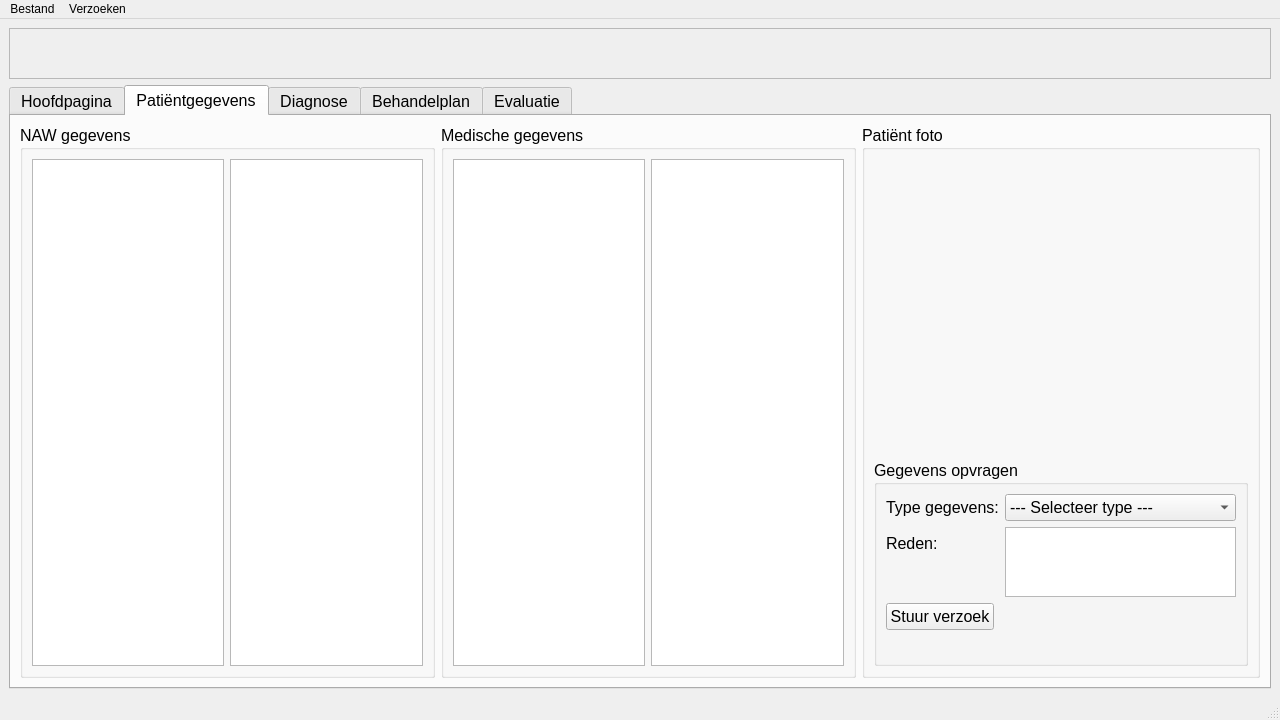
Above: ui/mainwindow.ui from blu3beri/MNNU-Desktop before the change. Below: the same form after it.
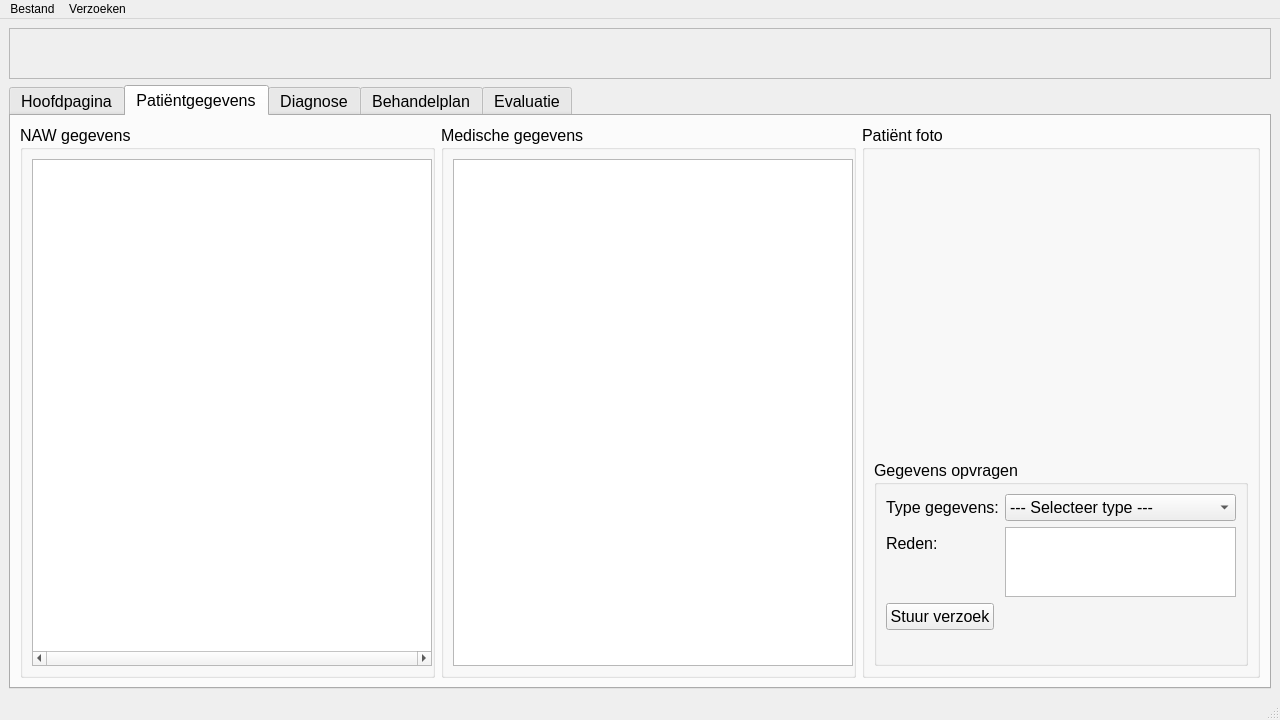
That is the form after the change. The open tabs and pages were chosen to show the change. Icons and pictures are not drawn.

Commit message: Changed lists to a table for records

What changed in the file:
```diff
--- a/ui/mainwindow.ui
+++ b/ui/mainwindow.ui
@@ -419,25 +419,90 @@
           </property>
           <layout class="QHBoxLayout" name="horizontalLayout_2">
            <item>
-            <widget class="QListWidget" name="keyNaw"/>
-           </item>
-           <item>
-            <widget class="QListWidget" name="valueNaw"/>
+            <widget class="QTableWidget" name="nawTable">
+             <property name="minimumSize">
+              <size>
+               <width>400</width>
+               <height>0</height>
+              </size>
+             </property>
+             <property name="verticalScrollBarPolicy">
+              <enum>Qt::ScrollBarAsNeeded</enum>
+             </property>
+             <property name="horizontalScrollBarPolicy">
+              <enum>Qt::ScrollBarAlwaysOn</enum>
+             </property>
+             <property name="editTriggers">
+              <set>QAbstractItemView::NoEditTriggers</set>
+             </property>
+             <property name="tabKeyNavigation">
+              <bool>false</bool>
+             </property>
+             <property name="alternatingRowColors">
+              <bool>true</bool>
+             </property>
+             <attribute name="horizontalHeaderVisible">
+              <bool>false</bool>
+             </attribute>
+             <attribute name="horizontalHeaderStretchLastSection">
+              <bool>false</bool>
+             </attribute>
+             <attribute name="verticalHeaderVisible">
+              <bool>false</bool>
+             </attribute>
+             <column>
+              <property name="text">
+               <string/>
+              </property>
+             </column>
+             <column>
+              <property name="text">
+               <string/>
+              </property>
+             </column>
+            </widget>
            </item>
           </layout>
          </widget>
         </item>
         <item>
          <widget class="QGroupBox" name="medicalRecordsGroup">
+          <property name="minimumSize">
+           <size>
+            <width>0</width>
+            <height>0</height>
+           </size>
+          </property>
           <property name="title">
            <string>Medische gegevens</string>
           </property>
           <layout class="QHBoxLayout" name="horizontalLayout_3">
            <item>
-            <widget class="QTableWidget" name="keyMedical"/>
-           </item>
-           <item>
-            <widget class="QTableWidget" name="valueMedical"/>
+            <widget class="QTableWidget" name="medicalTable">
+             <property name="minimumSize">
+              <size>
+               <width>400</width>
+               <height>0</height>
+              </size>
+             </property>
+             <property name="alternatingRowColors">
+              <bool>true</bool>
+             </property>
+             <property name="columnCount">
+              <number>2</number>
+             </property>
+             <attribute name="horizontalHeaderVisible">
+              <bool>false</bool>
+             </attribute>
+             <attribute name="horizontalHeaderHighlightSections">
+              <bool>true</bool>
+             </attribute>
+             <attribute name="verticalHeaderVisible">
+              <bool>false</bool>
+             </attribute>
+             <column/>
+             <column/>
+            </widget>
            </item>
           </layout>
          </widget>
```
Left out of the diff: 22 changed lines with no effect on the pictures. The commit also changes 5 other files.
